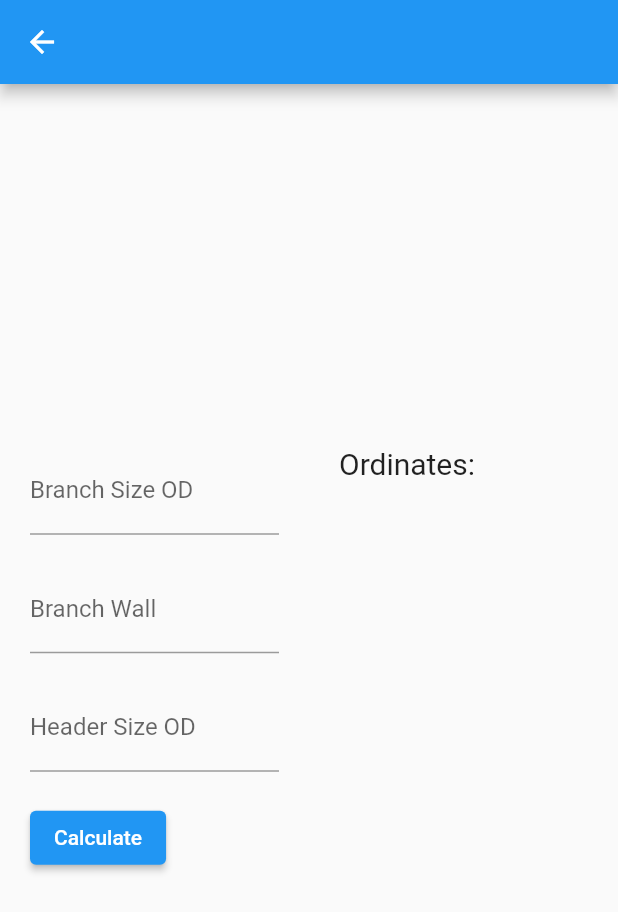
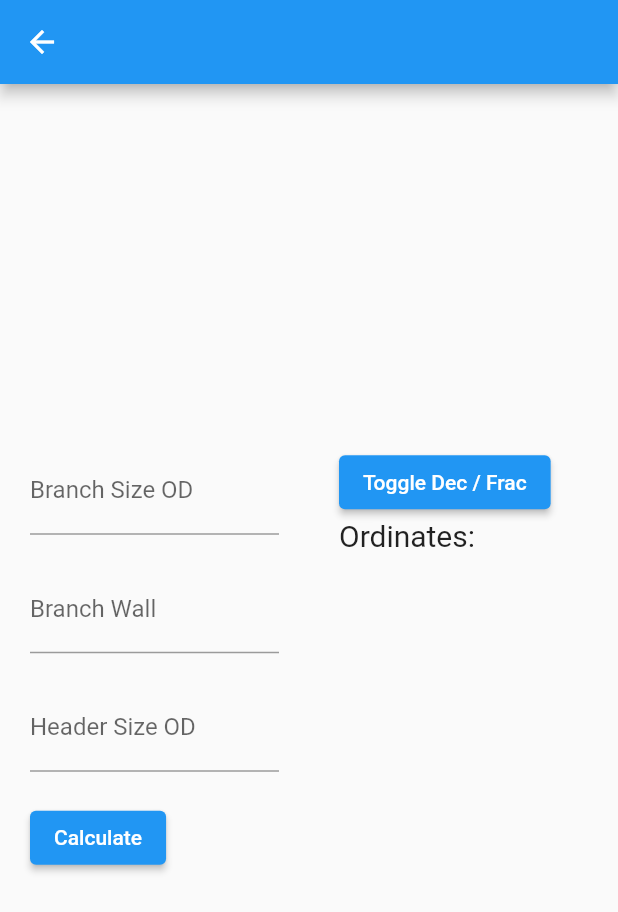
Before and after one commit to MichaelWaters001/pipe, a Flutter app: the NintyIntersection screen opened directly, on a phone screen of 412 x 824 dp. Shown: the top 912 px of the screen. Run offline on Flutter 3.47's test engine with Material 2 defaults, Android fonts, the phone set to English and light mode, and no system bars; missing offline and left inert: fraction.

Commit message:
apply fractions to 90s

```diff
--- a/lib/90Intersection.dart
+++ b/lib/90Intersection.dart
@@ -1,5 +1,6 @@
 import 'dart:math';
 import 'package:flutter/material.dart';
+import 'fraction.dart';
 
 class NintyIntersection extends StatefulWidget {
   @override
@@ -7,6 +8,7 @@ class NintyIntersection extends StatefulWidget {
 }
 
 class _NintyIntersectionState extends State<NintyIntersection> {
+  bool displayFraction = true; // Initially display as fraction
   TextEditingController _BSOD = TextEditingController();
   TextEditingController _BW = TextEditingController();
   TextEditingController _HSOD = TextEditingController();
@@ -73,6 +75,15 @@ class _NintyIntersectionState extends State<NintyIntersection> {
                   child: Column(
                     crossAxisAlignment: CrossAxisAlignment.start,
                     children: [
+                      ElevatedButton(
+                        onPressed: () {
+                          setState(() {
+                            displayFraction =
+                                !displayFraction; // Toggle the display mode
+                          });
+                        },
+                        child: Text('Toggle Dec / Frac'),
+                      ),
                       Text(
                         'Ordinates:',
                         style: TextStyle(fontSize: 20),
@@ -84,7 +95,7 @@ class _NintyIntersectionState extends State<NintyIntersection> {
                             .entries
                             .map(
                               (entry) => Text(
-                                '${entry.key}: ${entry.value.toStringAsFixed(4)}',
+                                '${entry.key}: ${formatDouble(entry.value, displayFraction)}',
                                 style: TextStyle(fontSize: 16),
                               ),
                             )
```
